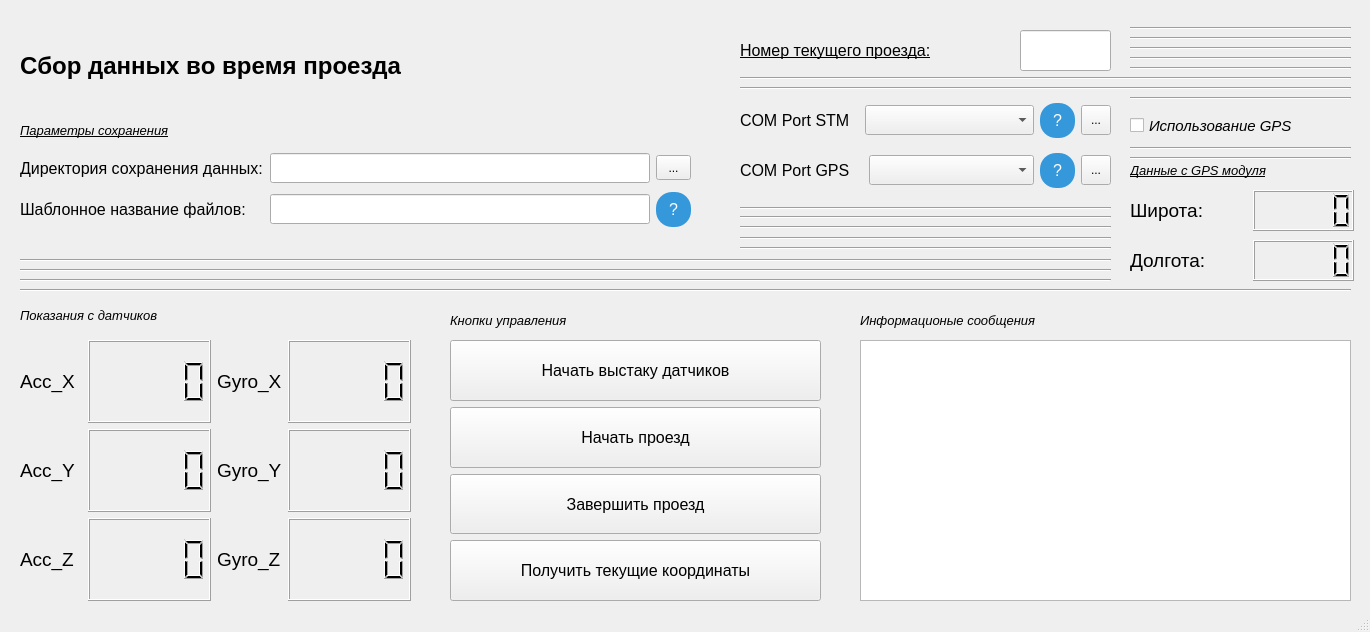
r3m4k/Telega, file ui/DataCollecting.ui: the form before one commit.
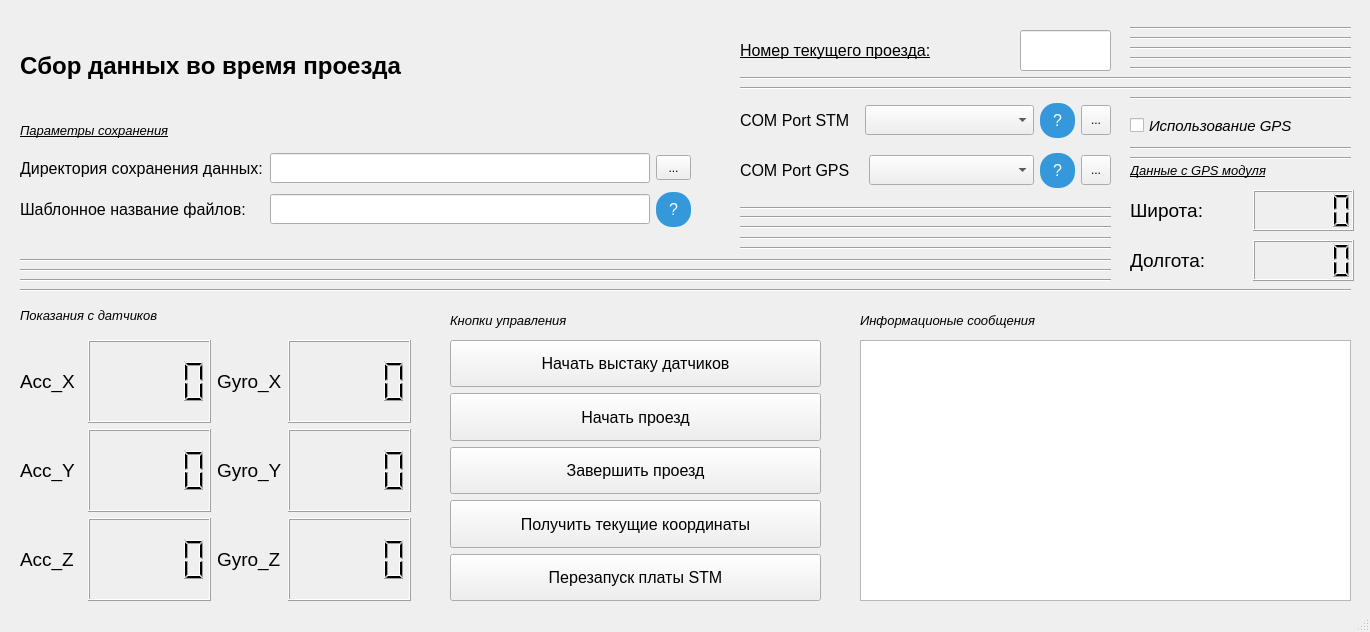
The form after the commit.

Commit message: Добавил кнопку перезапуска платы

Diff of the .ui file:
```diff
--- a/ui/DataCollecting.ui
+++ b/ui/DataCollecting.ui
@@ -232,6 +232,25 @@
        </property>
       </widget>
      </item>
+     <item>
+      <widget class="QPushButton" name="pushButton">
+       <property name="sizePolicy">
+        <sizepolicy hsizetype="Minimum" vsizetype="Preferred">
+         <horstretch>0</horstretch>
+         <verstretch>0</verstretch>
+        </sizepolicy>
+       </property>
+       <property name="font">
+        <font>
+         <pointsize>12</pointsize>
+         <italic>false</italic>
+        </font>
+       </property>
+       <property name="text">
+        <string>Перезапуск платы STM</string>
+       </property>
+      </widget>
+     </item>
     </layout>
    </widget>
    <widget class="QLabel" name="label_8">
```
The commit also changes 2 other files.
